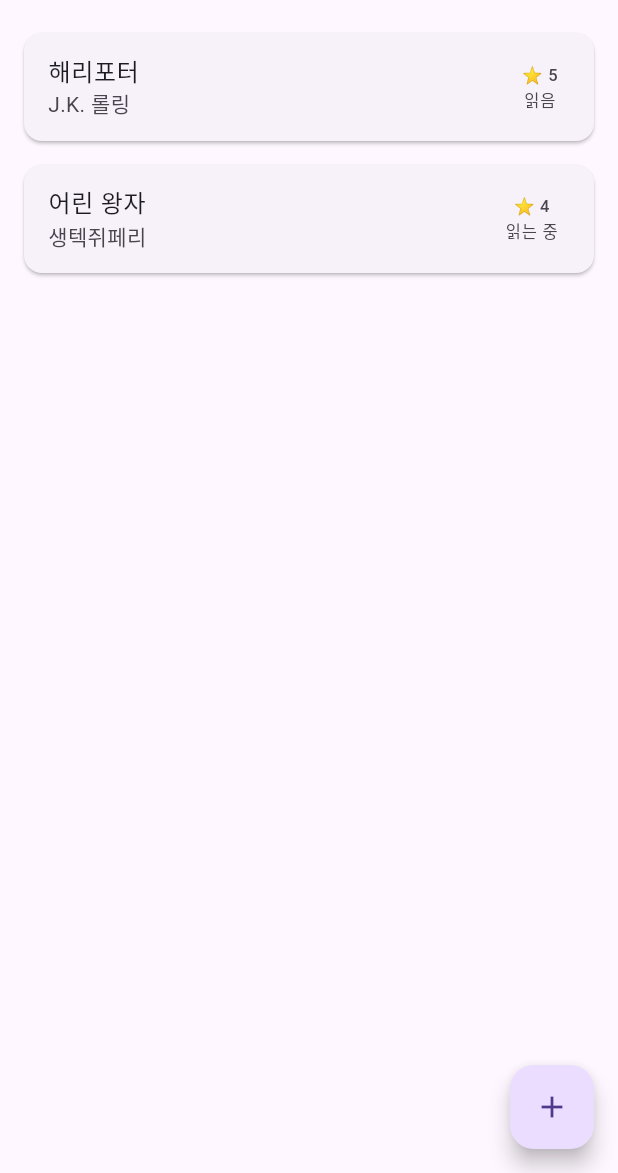
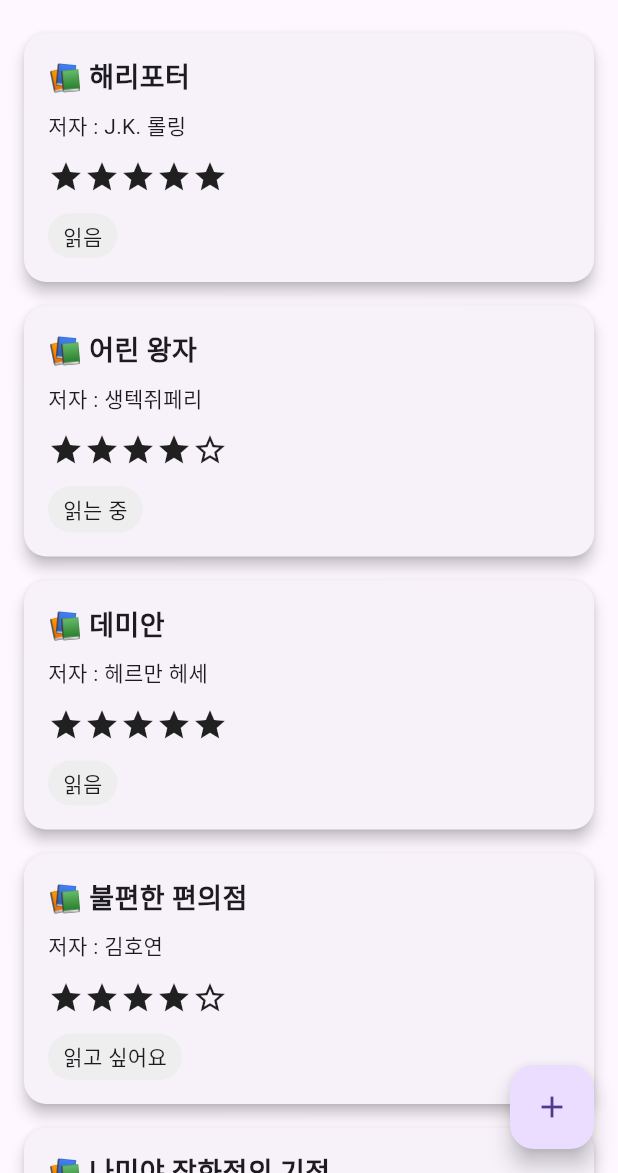
Before and after one commit to jaxhx3xx/BookLog, a Flutter app: the HomeScreen screen opened directly, on a phone screen of 412 x 824 dp, the part 63-1236 px from its top. Run offline on Flutter 3.47's test engine with Material 3 defaults, Android fonts, the phone set to English and light mode, and no system bars; our stand-ins replace drift, get_it; accounts and stored records are empty; generated files the repository leaves out were written again.

Commit message:
book_card.dart home_screen.dart

```diff
--- a/lib/screens/home_screen.dart
+++ b/lib/screens/home_screen.dart
@@ -24,6 +24,24 @@ class HomeScreen extends StatelessWidget {
             rating: 4,
             status: '읽는 중',
           ),
+          BookCard(
+            title: '데미안',
+            author: '헤르만 헤세',
+            rating: 5,
+            status: '읽음',
+          ),
+          BookCard(
+            title: '불편한 편의점',
+            author: '김호연',
+            rating: 4,
+            status: '읽고 싶어요',
+          ),
+          BookCard(
+            title: '나미야 잡화점의 기적',
+            author: '히가시노 게이고',
+            rating: 5,
+            status: '읽음',
+          ),
         ],
       ),
       floatingActionButton: FloatingActionButton(
--- a/lib/widgets/book_card.dart
+++ b/lib/widgets/book_card.dart
@@ -21,14 +21,50 @@ class BookCard extends StatelessWidget {
         horizontal: 16,
         vertical: 8,
       ),
-      child: ListTile(
-        title: Text(title),
-        subtitle: Text(author),
-        trailing: Column(
-          mainAxisAlignment: MainAxisAlignment.center,
+      elevation: 4,
+      shape: RoundedRectangleBorder(
+        borderRadius: BorderRadius.circular(15),
+      ),
+      child: Padding(
+        padding: const EdgeInsets.all(16),
+        child: Column(
+          crossAxisAlignment: CrossAxisAlignment.start,
           children: [
-            Text("⭐ $rating"),
-            Text(status),
+            Text(
+              "📚 $title",
+              style: const TextStyle(
+                fontSize: 18,
+                fontWeight: FontWeight.bold,
+              ),
+            ),
+            const SizedBox(height: 8),
+            Text(
+              "저자 : $author",
+              style: const TextStyle(
+                fontSize: 14,
+              ),
+            ),
+            const SizedBox(height: 12),
+            Row(
+              children: List.generate(
+                5,
+                    (index) => Icon(
+                  index < rating ? Icons.star : Icons.star_border,
+                ),
+              ),
+            ),
+            const SizedBox(height: 12),
+            Container(
+              padding: const EdgeInsets.symmetric(
+                horizontal: 10,
+                vertical: 5,
+              ),
+              decoration: BoxDecoration(
+                color: Colors.grey.shade200,
+                borderRadius: BorderRadius.circular(20),
+              ),
+              child: Text(status),
+            ),
           ],
         ),
       ),
```
